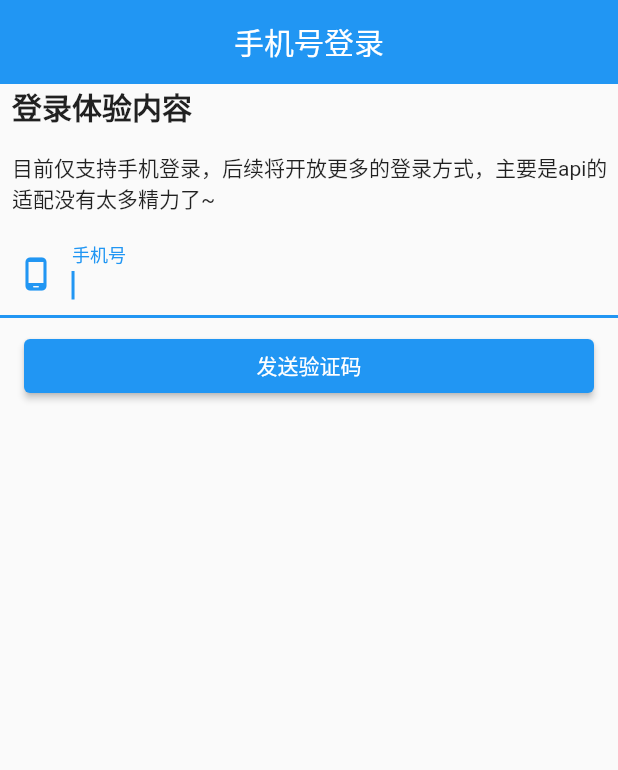
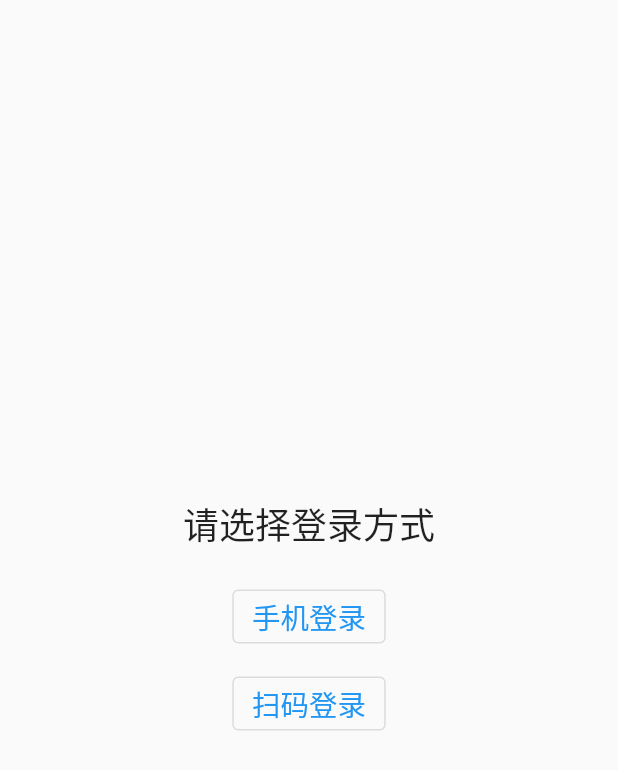
Before and after one commit to odd256/EasyMusic, a Flutter app: the screen it shows after launch, on a phone screen of 412 x 824 dp. Shown: the top 770 px of the screen. Run offline on Flutter 3.47's test engine with Material 2 defaults, Android fonts, the phone set to English and light mode, and no system bars; our stand-ins replace audio_service, cached_network_image, dio, easy_refresh, fluttertoast, get and 3 more; missing offline and left inert: audio_session.

Commit message:
添加二维码登录接口

```diff
--- a/lib/api/config/http_config.dart
+++ b/lib/api/config/http_config.dart
@@ -1,13 +1,13 @@
 /*
  * @Creator: Odd
  * @Date: 2022-04-12 17:40:04
- * @LastEditTime: 2022-08-13 22:36:41
+ * @LastEditTime: 2022-08-14 02:09:21
  * @FilePath: \EasyMusic\lib\api\config\http_config.dart
  */
 class HttpConfig {
   static const String baseUrl =
       "https://netease-cloud-music-api-mr-odd.vercel.app";
-  static const int connectTimeout = 7000;
+  static const int connectTimeout = 14000;
   static const int receiveTimeout = 10000;
   static const bool logged = true;
 }
--- a/lib/main.dart
+++ b/lib/main.dart
@@ -1,13 +1,12 @@
 /*
  * @Creator: Odd
  * @Date: 2022-04-11 18:07:24
- * @LastEditTime: 2022-07-27 02:55:37
+ * @LastEditTime: 2022-08-14 00:00:42
  * @FilePath: \EasyMusic\lib\main.dart
  */
 import 'dart:developer';
 import 'dart:io';
 
-import 'package:easy_refresh/easy_refresh.dart';
 import 'package:flutter/material.dart';
 import 'package:flutter/services.dart';
 import 'package:flutter_easymusic/controllers/bindings/controller_bindings.dart';
--- /dev/null
+++ b/lib/pages/login/login_choose_page.dart
@@ -0,0 +1,48 @@
+/*
+ * @Creator: Odd
+ * @Date: 2022-08-13 23:10:57
+ * @LastEditTime: 2022-08-14 00:12:14
+ * @FilePath: \EasyMusic\lib\pages\login\login_choose_page.dart
+ */
+import 'package:flutter/material.dart';
+import 'package:flutter_easymusic/pages/login/login_phone_page.dart';
+import 'package:flutter_easymusic/pages/login/login_qrcode_page.dart';
+import 'package:flutter_easymusic/pages/routes/app_routes.dart';
+import 'package:get/get.dart';
+
+class LoginChoosePage extends StatelessWidget {
+  const LoginChoosePage({Key? key}) : super(key: key);
+
+  @override
+  Widget build(BuildContext context) {
+    return Theme(
+      data: ThemeData(
+          textTheme: const TextTheme(button: TextStyle(fontSize: 19))),
+      child: Scaffold(
+        body: Center(
+          child: Column(
+            mainAxisAlignment: MainAxisAlignment.center,
+            children: [
+              const Text(
+                '请选择登录方式',
+                style: TextStyle(fontSize: 24),
+              ),
+              const SizedBox(
+                height: 20,
+              ),
+              OutlinedButton(
+                  onPressed: () => Get.toNamed(AppRoutes.loginPhone),
+                  child: const Text('手机登录')),
+              const SizedBox(
+                height: 10,
+              ),
+              OutlinedButton(
+                  onPressed: () => Get.toNamed(AppRoutes.loginQRCode),
+                  child: const Text('扫码登录'))
+            ],
+          ),
+        ),
+      ),
+    );
+  }
+}
--- a/lib/pages/login_page.dart
+++ b/lib/pages/login/login_phone_page.dart
@@ -1,15 +1,15 @@
 /*
  * @Creator: Odd
  * @Date: 2022-04-12 20:17:42
- * @LastEditTime: 2022-07-25 01:24:42
- * @FilePath: \flutter_easymusic\lib\pages\login_page.dart
+ * @LastEditTime: 2022-08-13 23:18:29
+ * @FilePath: \EasyMusic\lib\pages\login\login_page.dart
  */
 import 'package:flutter/material.dart';
 import 'package:flutter_easymusic/controllers/user_controller.dart';
 import 'package:get/get.dart';
 
-class LoginPage extends StatelessWidget {
-  const LoginPage({Key? key}) : super(key: key);
+class LoginPhonePage extends StatelessWidget {
+  const LoginPhonePage({Key? key}) : super(key: key);
 
   @override
   Widget build(BuildContext context) {
@@ -26,13 +26,13 @@ class LoginPage extends StatelessWidget {
       ),
       body: Obx(() => _userController.hasSend.value
           ? const CaptchaLoginPage()
-          : const LoginPhonePage()),
+          : const LoginPhoneNumPage()),
     );
   }
 }
 
-class LoginPhonePage extends StatelessWidget {
-  const LoginPhonePage({Key? key}) : super(key: key);
+class LoginPhoneNumPage extends StatelessWidget {
+  const LoginPhoneNumPage({Key? key}) : super(key: key);
 
   @override
   Widget build(BuildContext context) {
--- a/lib/pages/current_song_page.dart
+++ b/lib/pages/play_now/current_song_page.dart
@@ -10,7 +10,7 @@ import 'package:flutter/material.dart';
 import 'package:flutter_easymusic/controllers/audio_controller.dart';
 import 'package:get/get.dart';
 
-import '../models/lyric.dart';
+import '../../models/lyric.dart';
 
 class CurrentSongPage extends StatefulWidget {
   const CurrentSongPage({Key? key}) : super(key: key);
--- a/lib/pages/routes/app_routes.dart
+++ b/lib/pages/routes/app_routes.dart
@@ -1,13 +1,15 @@
 /*
  * @Creator: Odd
  * @Date: 2022-04-12 17:04:13
- * @LastEditTime: 2022-04-21 02:25:53
- * @FilePath: \flutter_easymusic\lib\pages\routes\app_routes.dart
+ * @LastEditTime: 2022-08-14 00:09:53
+ * @FilePath: \EasyMusic\lib\pages\routes\app_routes.dart
  */
 abstract class AppRoutes {
   static const splash = '/';
   static const home = '/home';
   static const login = '/login';
+  static const loginPhone = '/login/phone';
+  static const loginQRCode = '/login/qrcode';
   static const playlist = '/playlist';
   static const search = '/search';
   static const playlistSongs = '/playlist/songs';
--- a/lib/pages/splash_page.dart
+++ b/lib/pages/splash/splash_page.dart
@@ -13,7 +13,7 @@ import 'package:flutter_easymusic/services/user_state.dart';
 import 'package:get/get.dart';
 import 'package:get_storage/get_storage.dart';
 
-import '../utils/msg_util.dart';
+import '../../utils/msg_util.dart';
 
 ///闪屏页
 class SplashPage extends StatelessWidget {
```
Also changed, not shown: lib/api/user_api.dart (+24 -1 lines), lib/controllers/qrcode_controller.dart (added, +69 -0 lines), lib/controllers/user_controller.dart (+9 -1 lines), lib/models/user.dart (+11 -2 lines), lib/pages/login/login_qrcode_page.dart (added, +82 -0 lines), lib/pages/routes/app_pages.dart (+27 -8 lines), lib/pages/home/home_page.dart (renamed from lib/pages/home_page.dart), lib/pages/playlist/playlist_songs_page.dart (renamed from lib/pages/playlist_songs_page.dart), lib/pages/search/search_page.dart (renamed from lib/pages/search_page.dart).
